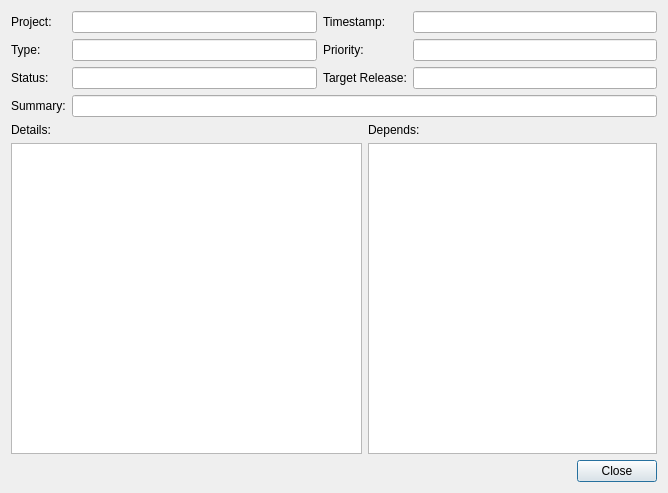
Before: the Qt Designer form forms/feature_details.ui in skriticos/nelia1, drawn with Qt 5.
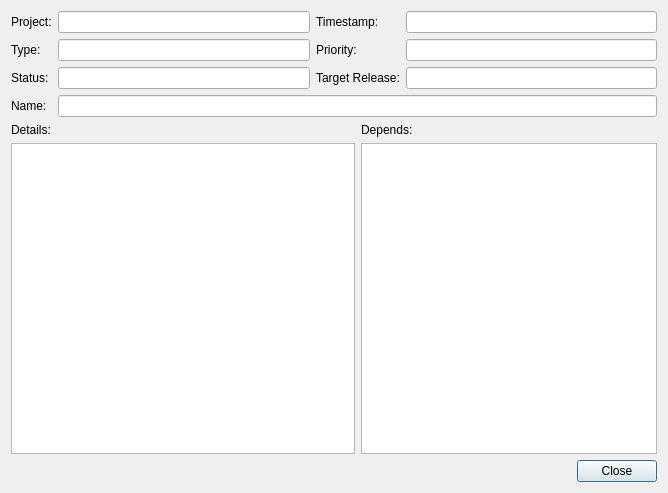
After: the same form once the commit is applied.

Commit message: Completed feature details.

Patch:
```diff
--- a/forms/feature_details.ui
+++ b/forms/feature_details.ui
@@ -114,7 +114,7 @@
    <item row="3" column="0">
     <widget class="QLabel" name="label_5">
      <property name="text">
-      <string>Summary:</string>
+      <string>Name:</string>
      </property>
      <property name="buddy">
       <cstring>line_summary</cstring>
```
Left out of the diff: 18 changed lines with no effect on the pictures. The commit also changes 2 other files.
